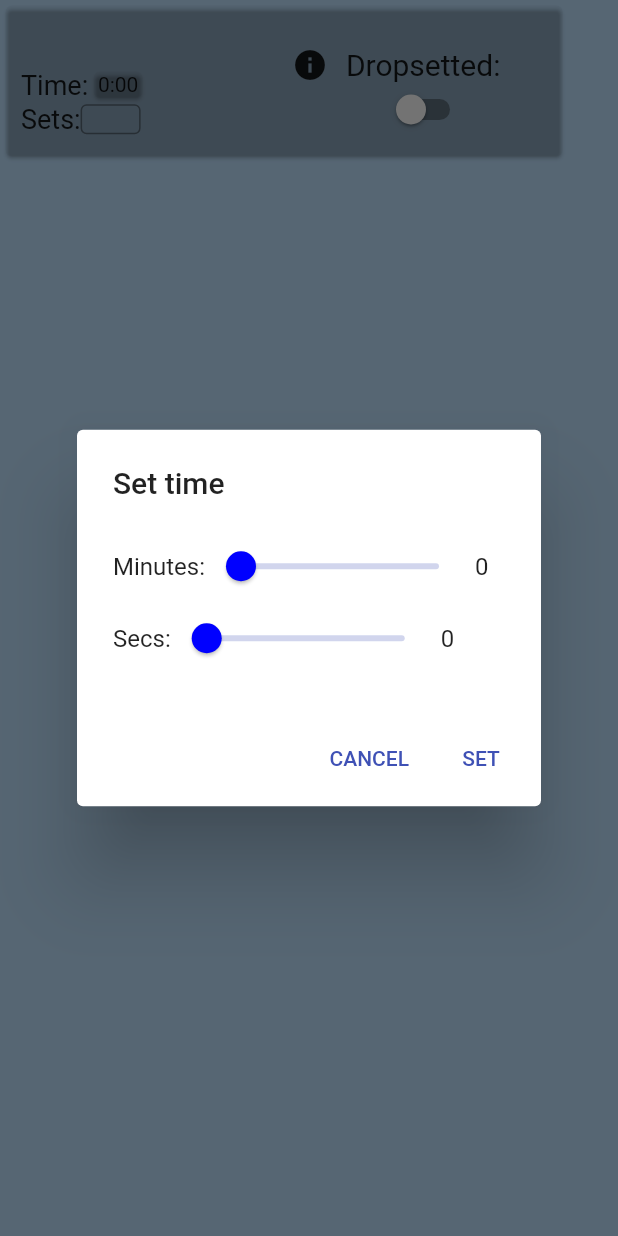
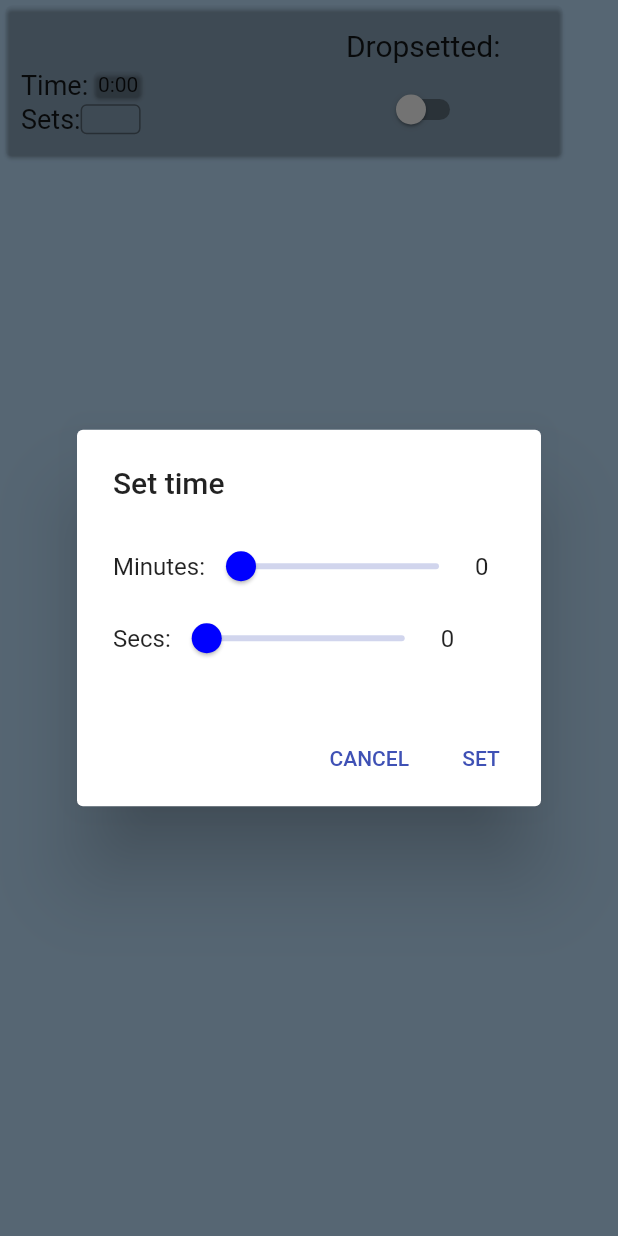
Before and after one commit to ramiro-marinio/gym-manager, a Flutter app: the RoutineExercise widget shown alone on an empty page, opened directly with empty values, after a tap on an icon or button, on a phone screen of 412 x 824 dp. Run offline on Flutter 3.47's test engine with Material 2 defaults, Android fonts, the phone set to English and light mode, and no system bars; drawn by our look-alikes of auto_size_text; our stand-ins replace go_router, sqflite; accounts and stored records are empty.

```diff
--- a/lib/widgets/blocks/routine_exercise.dart
+++ b/lib/widgets/blocks/routine_exercise.dart
@@ -25,7 +25,7 @@ class _RoutineExerciseState extends State<RoutineExercise> {
     final double scrwidth = MediaQuery.of(context).size.width;
     Exercise exercise = widget.exercise;
     bool unit = exercise.exerciseType.repunit;
-    return Card(
+    Widget excse = Card(
       color: Colors.transparent,
       child: SizedBox(
         width: scrwidth * 0.9,
@@ -35,10 +35,16 @@ class _RoutineExerciseState extends State<RoutineExercise> {
             Positioned(
               top: 10,
               left: 10,
+              child: SizedBox(
+                width: 170,
                 child: Text(
                   exercise.exerciseType.name,
-                style:
-                    const TextStyle(fontSize: 25, fontWeight: FontWeight.w500),
+                  style: const TextStyle(
+                    fontSize: 25,
+                    fontWeight: FontWeight.w500,
+                  ),
+                  overflow: TextOverflow.ellipsis,
+                ),
               ),
             ),
             //Reps or time adjuster
@@ -68,7 +74,8 @@ class _RoutineExerciseState extends State<RoutineExercise> {
                         : Card(
                             color: Colors.transparent,
                             child: InkWell(
-                              onTap: () {
+                              onTap: !dropset
+                                  ? () {
                                       showDialog(
                                         context: context,
                                         builder: (context) {
@@ -81,10 +88,11 @@ class _RoutineExerciseState extends State<RoutineExercise> {
                                           );
                                         },
                                       );
-                              },
+                                    }
+                                  : null,
                               child: Center(
                                 child: AutoSizeText(
-                                  displayTime(amount),
+                                  !dropset ? displayTime(amount) : "-",
                                 ),
                               ),
                             ),
@@ -122,37 +130,9 @@ class _RoutineExerciseState extends State<RoutineExercise> {
             Positioned(
               top: 15,
               right: scrwidth * 0.1,
-              child: Row(
-                children: [
-                  IconButton(
-                    onPressed: () {
-                      showDialog(
-                        context: context,
-                        builder: (context) {
-                          return AlertDialog(
-                            title: const Text("Drop Sets"),
-                            content: const Text(
-                                "When an exercise is \"drop-setted\", it means that instead of attempting to do a fixed amount of reps or time, one will repeat the exercise until muscle failure."),
-                            actions: [
-                              TextButton(
-                                  onPressed: () => Navigator.pop(context),
-                                  child: const Text("OK"))
-                            ],
-                          );
-                        },
-                      );
-                    },
-                    icon: const Icon(
-                      Icons.info,
-                    ),
-                    splashColor: Colors.blue,
-                    splashRadius: 25,
-                  ),
-                  const Text(
+              child: const Text(
                 "Dropsetted:",
                 style: TextStyle(fontSize: 20),
-                  ),
-                ],
               ),
             ),
             //Dropset Switch
@@ -172,5 +152,16 @@ class _RoutineExerciseState extends State<RoutineExercise> {
         ),
       ),
     );
+    return Draggable(
+      childWhenDragging: Card(
+        color: const Color.fromARGB(100, 0, 0, 0),
+        child: SizedBox(
+          width: scrwidth * 0.9,
+          height: 100,
+        ),
+      ),
+      feedback: excse,
+      child: excse,
+    );
   }
 }
```
Also changed, not shown: lib/widgets/pages/forms/create_routine.dart (+12 -1 lines), lib/widgets/pages/forms/exercises/add_exercise.dart (+27 -2 lines). Lines whose indentation alone changed are shown as unchanged.
